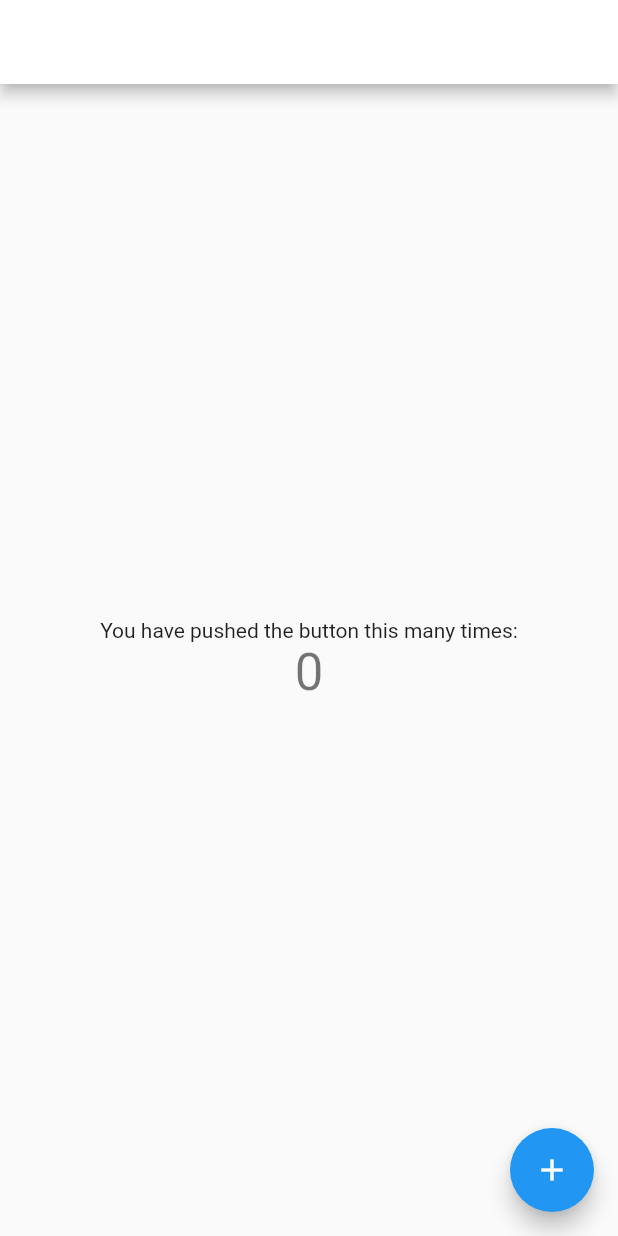
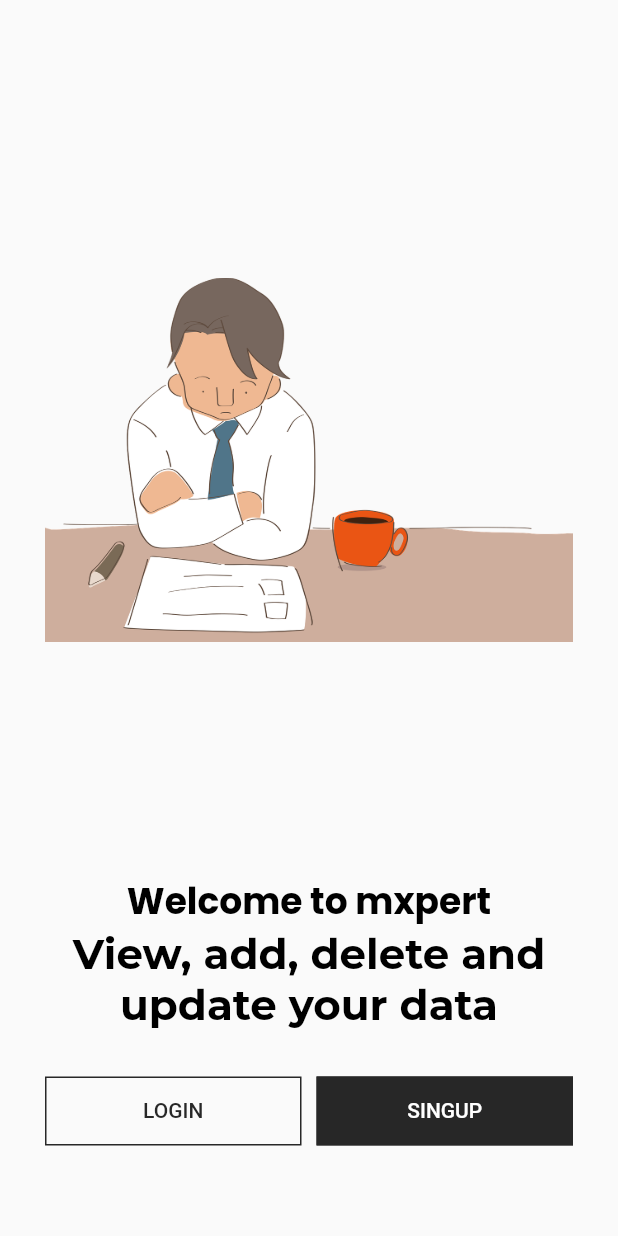
Before and after one commit to faizanlone666/mxpert, a Flutter app: the screen it shows after launch, on a phone screen of 412 x 824 dp. Run offline on Flutter 3.47's test engine with Material 2 defaults, Android fonts, the phone set to English and light mode, and no system bars; our stand-ins replace get, google_fonts.

Commit message:
splash screen and welcome screen

```diff
--- a/lib/main.dart
+++ b/lib/main.dart
@@ -1,5 +1,6 @@
 import 'package:flutter/material.dart';
 import 'package:get/get.dart';
+import 'package:mxpert/src/features/splash_screen/splash_screen.dart';
 import 'package:mxpert/src/utils/theme/theme.dart';
 
 void main() {
@@ -17,95 +18,7 @@
       themeMode: ThemeMode.system,
       theme: FAppTheme.lightTheme,
       darkTheme: FAppTheme.darkTheme,
-      home: const MyHomePage(title: 'Flutter Demo Home Page'),
+      home: const SplashScreen(),
     );
   }
 }
-
-class MyHomePage extends StatefulWidget {
-  const MyHomePage({super.key, required this.title});
-
-  // This widget is the home page of your application. It is stateful, meaning
-  // that it has a State object (defined below) that contains fields that affect
-  // how it looks.
-
-  // This class is the configuration for the state. It holds the values (in this
-  // case the title) provided by the parent (in this case the App widget) and
-  // used by the build method of the State. Fields in a Widget subclass are
-  // always marked "final".
-
-  final String title;
-
-  @override
-  State<MyHomePage> createState() => _MyHomePageState();
-}
-
-class _MyHomePageState extends State<MyHomePage> {
-  int _counter = 0;
-
-  void _incrementCounter() {
-    setState(() {
-      // This call to setState tells the Flutter framework that something has
-      // changed in this State, which causes it to rerun the build method below
-      // so that the display can reflect the updated values. If we changed
-      // _counter without calling setState(), then the build method would not be
-      // called again, and so nothing would appear to happen.
-      _counter++;
-    });
-  }
-
-  @override
-  Widget build(BuildContext context) {
-    // This method is rerun every time setState is called, for instance as done
-    // by the _incrementCounter method above.
-    //
-    // The Flutter framework has been optimized to make rerunning build methods
-    // fast, so that you can just rebuild anything that needs updating rather
-    // than having to individually change instances of widgets.
-    return Scaffold(
-      appBar: AppBar(
-        // TRY THIS: Try changing the color here to a specific color (to
-        // Colors.amber, perhaps?) and trigger a hot reload to see the AppBar
-        // change color while the other colors stay the same.
-        backgroundColor: Theme.of(context).colorScheme.inversePrimary,
-        // Here we take the value from the MyHomePage object that was created by
-        // the App.build method, and use it to set our appbar title.
-        title: Text(widget.title),
-      ),
-      body: Center(
-        // Center is a layout widget. It takes a single child and positions it
-        // in the middle of the parent.
-        child: Column(
-          // Column is also a layout widget. It takes a list of children and
-          // arranges them vertically. By default, it sizes itself to fit its
-          // children horizontally, and tries to be as tall as its parent.
-          //
-          // Column has various properties to control how it sizes itself and
-          // how it positions its children. Here we use mainAxisAlignment to
-          // center the children vertically; the main axis here is the vertical
-          // axis because Columns are vertical (the cross axis would be
-          // horizontal).
-          //
-          // TRY THIS: Invoke "debug painting" (choose the "Toggle Debug Paint"
-          // action in the IDE, or press "p" in the console), to see the
-          // wireframe for each widget.
-          mainAxisAlignment: MainAxisAlignment.center,
-          children: <Widget>[
-            const Text(
-              'You have pushed the button this many times:',
-            ),
-            Text(
-              '$_counter',
-              style: Theme.of(context).textTheme.headlineMedium,
-            ),
-          ],
-        ),
-      ),
-      floatingActionButton: FloatingActionButton(
-        onPressed: _incrementCounter,
-        tooltip: 'Increment',
-        child: const Icon(Icons.add),
-      ), // This trailing comma makes auto-formatting nicer for build methods.
-    );
-  }
-}
--- /dev/null
+++ b/lib/src/common_widgets/fade_in_animation/animation_design.dart
@@ -0,0 +1,43 @@
+import 'dart:ffi';
+
+import 'package:flutter/material.dart';
+import 'package:get/get.dart';
+import 'package:mxpert/src/common_widgets/fade_in_animation/fade_in_animation_controller.dart';
+import 'package:mxpert/src/common_widgets/fade_in_animation/fade_in_animation_model.dart';
+
+class FFadeInAnimation extends StatelessWidget {
+  FFadeInAnimation(
+      {super.key,
+      required this.child,
+      required this.durationInMs,
+      this.animate});
+
+  final splashController = Get.put(FadeInAnimationController());
+  final Widget child;
+  final int durationInMs;
+  final FAnimatePosition? animate;
+
+  @override
+  Widget build(BuildContext context) {
+    return Obx(() => AnimatedPositioned(
+          duration: Duration(milliseconds: durationInMs),
+          top: splashController.animate.value
+              ? animate!.topAfter
+              : animate!.topBefore,
+          left: splashController.animate.value
+              ? animate!.leftAfter
+              : animate!.leftBefore,
+          bottom: splashController.animate.value
+              ? animate!.bottomAfter
+              : animate!.bottomBefore,
+          right: splashController.animate.value
+              ? animate!.rightAfter
+              : animate!.rightBefore,
+          child: AnimatedOpacity(
+            duration: Duration(milliseconds: durationInMs),
+            opacity: splashController.animate.value ? 1 : 0,
+            child: child,
+          ),
+        ));
+  }
+}
--- /dev/null
+++ b/lib/src/common_widgets/fade_in_animation/fade_in_animation_controller.dart
@@ -0,0 +1,23 @@
+import 'package:flutter/cupertino.dart';
+import 'package:get/get.dart';
+import 'package:mxpert/src/features/welcome_screen/welcome_screen.dart';
+
+class FadeInAnimationController extends GetxController {
+  static FadeInAnimationController get find => Get.find();
+
+  RxBool animate = false.obs;
+
+  Future fadeInAnimation() async {
+    await Future.delayed(const Duration(milliseconds: 500));
+    animate.value = true;
+    await Future.delayed(const Duration(milliseconds: 3000));
+    animate.value = false;
+    await Future.delayed(const Duration(milliseconds: 2000));
+    Get.offAll(() => const WelcomeScreen());
+  }
+
+  Future fadeOutAnimation() async {
+    await Future.delayed(const Duration(milliseconds: 500));
+    animate.value = true;
+  }
+}
--- /dev/null
+++ b/lib/src/common_widgets/fade_in_animation/fade_in_animation_model.dart
@@ -0,0 +1,14 @@
+class FAnimatePosition {
+  final double? topBefore, leftBefore, bottomBefore, rightBefore;
+  final double? topAfter, leftAfter, bottomAfter, rightAfter;
+
+  FAnimatePosition(
+      {this.topBefore,
+      this.leftBefore,
+      this.bottomBefore,
+      this.rightBefore,
+      this.topAfter,
+      this.leftAfter,
+      this.bottomAfter,
+      this.rightAfter});
+}
--- /dev/null
+++ b/lib/src/constants/colors.dart
@@ -0,0 +1,11 @@
+/* --  LIST OF COLORS  -- */
+
+import 'dart:ui';
+
+const fPrimaryColor = Color(0xFFFFE400);
+const fSecondaryColor = Color(0xFF272727);
+const fAccentColor = Color(0xFF001BFF);
+
+const fCardBgColor = Color(0xFFF7F6F1);
+const fWhiteColor = Color(0xffffffff);
+const tDarkColor = Color(0xFF000000);
--- /dev/null
+++ b/lib/src/constants/image_strings.dart
@@ -0,0 +1,9 @@
+
+/* --  APP IMAGE STRINGS  -- */
+
+// splash screen images
+const String fSplashTopIcon = "assets/images/splash_images/drop.png";
+const String fSplashImage = "assets/images/splash_images/workplace.png";
+
+// welcome screen images
+const String fWelcomeScreenImage = "assets/images/welcome_images/welcome-screen-image.png";
--- /dev/null
+++ b/lib/src/constants/sizes.dart
@@ -0,0 +1,6 @@
+
+/* --  APP DEFAULT SIZES  -- */
+
+const fDefaultSize = 30.0;
+const fSplashContainerSize = 30.0;
+const tButtonHeight = 15.0;
--- /dev/null
+++ b/lib/src/constants/text_strings.dart
@@ -0,0 +1,13 @@
+/* --  APP TEXT STRINGS  -- */
+
+//Generic text
+const String fLogin = "Login";
+const String fSignup = "Singup";
+//splash screen text
+const String fAppName = ".mxpert";
+const String fAppTagLine = "Store All Data \n In One Place.";
+
+//welcome screen text
+
+const fWelcomeTitle = "Welcome to mxpert";
+const tWelcomeSubTitle = "View, add, delete and update your data ";
--- /dev/null
+++ b/lib/src/features/splash_screen/splash_screen.dart
@@ -0,0 +1,73 @@
+import 'package:flutter/material.dart';
+import 'package:get/get.dart';
+import 'package:mxpert/src/common_widgets/fade_in_animation/animation_design.dart';
+import 'package:mxpert/src/common_widgets/fade_in_animation/fade_in_animation_controller.dart';
+import 'package:mxpert/src/common_widgets/fade_in_animation/fade_in_animation_model.dart';
+import 'package:mxpert/src/constants/colors.dart';
+import 'package:mxpert/src/constants/image_strings.dart';
+import 'package:mxpert/src/constants/sizes.dart';
+import 'package:mxpert/src/constants/text_strings.dart';
+
+class SplashScreen extends StatelessWidget {
+  const SplashScreen({super.key});
+
+  @override
+  Widget build(BuildContext context) {
+    final controller = Get.put(FadeInAnimationController());
+    controller.fadeInAnimation();
+    return Scaffold(
+      body: Stack(
+        children: [
+          FFadeInAnimation(
+            durationInMs: 1600,
+            animate: FAnimatePosition(
+                topAfter: 0, topBefore: -30, leftBefore: -30, leftAfter: 0),
+            child: const Image(
+              image: AssetImage(fSplashTopIcon),
+              height: 110,
+            ),
+          ),
+          FFadeInAnimation(
+            durationInMs: 2000,
+            animate: FAnimatePosition(
+                topBefore: 110,
+                topAfter: 110,
+                leftAfter: fDefaultSize,
+                leftBefore: -80),
+            child: Column(
+              crossAxisAlignment: CrossAxisAlignment.start,
+              children: [
+                Text(fAppName, style: Theme.of(context).textTheme.displaySmall,),
+                Text(fAppTagLine, style: Theme.of(context).textTheme.displayMedium)
+              ],
+            ),
+          ),
+          FFadeInAnimation(
+              durationInMs: 2400,
+              animate: FAnimatePosition(bottomBefore: 0, bottomAfter: 200),
+              child: const Image(
+                image: AssetImage(fSplashImage),
+                height: 400,
+              )),
+          FFadeInAnimation(
+            durationInMs: 2400,
+            animate: FAnimatePosition(
+                bottomBefore: 0,
+                bottomAfter: 60,
+                rightBefore: fDefaultSize,
+                rightAfter: fDefaultSize),
+            child: Container(
+              width: fSplashContainerSize,
+              height: fSplashContainerSize,
+              decoration: BoxDecoration(
+                borderRadius: BorderRadius.circular(100),
+                color: fPrimaryColor,
+              ),
+
+            ),
+          )
+        ],
+      ),
+    );
+  }
+}
--- /dev/null
+++ b/lib/src/features/welcome_screen/welcome_screen.dart
@@ -0,0 +1,85 @@
+import 'package:flutter/material.dart';
+import 'package:get/get.dart';
+import 'package:mxpert/src/common_widgets/fade_in_animation/animation_design.dart';
+import 'package:mxpert/src/common_widgets/fade_in_animation/fade_in_animation_controller.dart';
+import 'package:mxpert/src/common_widgets/fade_in_animation/fade_in_animation_model.dart';
+import 'package:mxpert/src/constants/image_strings.dart';
+import 'package:mxpert/src/constants/sizes.dart';
+import 'package:mxpert/src/constants/text_strings.dart';
+
+class WelcomeScreen extends StatelessWidget {
+  const WelcomeScreen({super.key});
+
+  @override
+  Widget build(BuildContext context) {
+    final controller = Get.put(FadeInAnimationController());
+    controller.fadeOutAnimation();
+    var mediaQuery = MediaQuery.of(context);
+    var height = mediaQuery.size.height;
+    var brightness = mediaQuery.platformBrightness;
+    final isDarkMode = brightness == Brightness.dark;
+    return Scaffold(
+      body: Stack(
+        children: [
+          FFadeInAnimation(
+            durationInMs: 1200,
+            animate: FAnimatePosition(
+                bottomAfter: 0,
+                bottomBefore: -100,
+                topAfter: 0,
+                topBefore: 0,
+                leftBefore: 0,
+                leftAfter: 0,
+                rightAfter: 0,
+                rightBefore: 0),
+            child: Container(
+              padding: const EdgeInsets.all(fDefaultSize),
+              child: Column(
+                mainAxisAlignment: MainAxisAlignment.spaceEvenly,
+                children: [
+                  Hero(
+                      tag: 'welcome-image-tag',
+                      child: Image(
+                        image: const AssetImage(fWelcomeScreenImage),
+                        height: height * 0.6,
+                      )),
+                  Column(children: [
+                    Text(
+                      fWelcomeTitle,
+                      style: Theme.of(context).textTheme.displaySmall,
+                      textAlign: TextAlign.center,
+                    ),
+                    Text(
+                      tWelcomeSubTitle,
+                      style: Theme.of(context).textTheme.displayLarge,
+                      textAlign: TextAlign.center,
+                    ),
+                  ]),
+                  Row(
+                    children: [
+                      Expanded(
+                        child: OutlinedButton(
+                          onPressed: () {},
+                          child: Text(fLogin.toUpperCase()),
+                        ),
+                      ),
+                      const SizedBox(
+                        width: 10,
+                      ),
+                      Expanded(
+                        child: ElevatedButton(
+                          onPressed: () {},
+                          child: Text(fSignup.toUpperCase()),
+                        ),
+                      ),
+                    ],
+                  ),
+                ],
+              ),
+            ),
+          ),
+        ],
+      ),
+    );
+  }
+}
--- a/lib/src/utils/theme/theme.dart
+++ b/lib/src/utils/theme/theme.dart
@@ -1,16 +1,19 @@
 import 'package:flutter/material.dart';
-import 'package:google_fonts/google_fonts.dart';
-import 'package:mxpert/src/utils/theme/widget_themes/test_theme.dart';
+import 'package:mxpert/src/utils/theme/widget_themes/elevated_button_theme.dart';
+import 'package:mxpert/src/utils/theme/widget_themes/outlined_button_theme.dart';
+import 'package:mxpert/src/utils/theme/widget_themes/text_theme.dart';
 
 class FAppTheme {
+  FAppTheme._();
 
-  FAppTheme._();
   static ThemeData lightTheme = ThemeData(
       brightness: Brightness.light,
-      textTheme: FTextTheme.lightTextTheme
-  );
+      textTheme: FTextTheme.lightTextTheme,
+      outlinedButtonTheme: FOutlinedButtonTheme.lightOutlinedButtonTheme,
+      elevatedButtonTheme: FElevatedButtonTheme.lightElevatedButtonTheme);
   static ThemeData darkTheme = ThemeData(
       brightness: Brightness.dark,
-      textTheme: FTextTheme.darkTextTheme
-  );
+      textTheme: FTextTheme.darkTextTheme,
+      outlinedButtonTheme: FOutlinedButtonTheme.darkOutlinedButtonTheme,
+      elevatedButtonTheme: FElevatedButtonTheme.darkElevatedButtonTheme);
 }
--- /dev/null
+++ b/lib/src/utils/theme/widget_themes/elevated_button_theme.dart
@@ -0,0 +1,32 @@
+import 'package:flutter/material.dart';
+import 'package:mxpert/src/constants/colors.dart';
+import 'package:mxpert/src/constants/sizes.dart';
+
+class FElevatedButtonTheme{
+
+  FElevatedButtonTheme._();
+
+  //Light theme
+  static final lightElevatedButtonTheme = ElevatedButtonThemeData(
+    style: ElevatedButton.styleFrom(
+      elevation: 0,
+      shape: const RoundedRectangleBorder(),
+      foregroundColor: fWhiteColor,
+      backgroundColor: fSecondaryColor,
+      side: const BorderSide(color: fSecondaryColor),
+      padding: const EdgeInsets.symmetric(vertical: tButtonHeight),
+    ),
+  );
+
+  //Dark Theme
+  static final darkElevatedButtonTheme = ElevatedButtonThemeData(
+    style: ElevatedButton.styleFrom(
+      elevation: 0,
+      shape: const RoundedRectangleBorder(),
+      foregroundColor: fSecondaryColor,
+      backgroundColor: fWhiteColor,
+      side: const BorderSide(color: fSecondaryColor),
+      padding: const EdgeInsets.symmetric(vertical: tButtonHeight),
+    ),
+  );
+}
--- /dev/null
+++ b/lib/src/utils/theme/widget_themes/outlined_button_theme.dart
@@ -0,0 +1,28 @@
+import 'package:flutter/material.dart';
+import 'package:mxpert/src/constants/colors.dart';
+import 'package:mxpert/src/constants/sizes.dart';
+
+class FOutlinedButtonTheme{
+  FOutlinedButtonTheme._();
+
+  // Light theme
+  static final lightOutlinedButtonTheme = OutlinedButtonThemeData(
+    style: OutlinedButton.styleFrom(
+      shape: const RoundedRectangleBorder(),
+      foregroundColor: fSecondaryColor,
+      side: const BorderSide(color: fSecondaryColor),
+      padding: const EdgeInsets.symmetric(vertical: tButtonHeight),
+    ),
+  );
+
+  // Dark theme
+  static final darkOutlinedButtonTheme = OutlinedButtonThemeData(
+    style: OutlinedButton.styleFrom(
+      shape: const RoundedRectangleBorder(),
+      foregroundColor: fWhiteColor,
+      side: const BorderSide(color: fWhiteColor),
+      padding: const EdgeInsets.symmetric(vertical: tButtonHeight),
+    ),
+  );
+
+}
--- a/lib/src/utils/theme/widget_themes/test_theme.dart
+++ /dev/null
@@ -1,11 +0,0 @@
-import 'package:flutter/material.dart';
-import 'package:google_fonts/google_fonts.dart';
-
-class FTextTheme {
-  static TextTheme lightTextTheme = TextTheme(
-      displayMedium: GoogleFonts.montserrat(color: Colors.black87),
-      titleSmall: GoogleFonts.poppins(color: Colors.black54, fontSize: 24));
-  static TextTheme darkTextTheme = TextTheme(
-      displayMedium: GoogleFonts.montserrat(color: Colors.white70),
-      titleSmall: GoogleFonts.poppins(color: Colors.white60, fontSize: 24));
-}
--- /dev/null
+++ b/lib/src/utils/theme/widget_themes/text_theme.dart
@@ -0,0 +1,22 @@
+import 'package:flutter/material.dart';
+import 'package:google_fonts/google_fonts.dart';
+import 'package:mxpert/src/constants/colors.dart';
+
+class FTextTheme {
+  static TextTheme lightTextTheme = TextTheme(
+      displayLarge: GoogleFonts.montserrat(fontSize: 28.0, fontWeight: FontWeight.bold, color: tDarkColor),
+      displayMedium: GoogleFonts.montserrat(fontSize: 24.0, fontWeight: FontWeight.w700,color: tDarkColor),
+      displaySmall: GoogleFonts.poppins(fontSize: 24.0, fontWeight: FontWeight.w700,color: tDarkColor),
+      headlineMedium: GoogleFonts.poppins(fontSize: 16.0, fontWeight: FontWeight.w600,color: tDarkColor),
+      titleLarge: GoogleFonts.poppins(fontSize: 14.0, fontWeight: FontWeight.w600,color: tDarkColor),
+      bodyLarge: GoogleFonts.poppins(fontSize: 14.0, fontWeight: FontWeight.normal,color: tDarkColor),
+      bodyMedium: GoogleFonts.poppins(fontSize: 14.0, fontWeight: FontWeight.normal,color: tDarkColor));
+  static TextTheme darkTextTheme = TextTheme(
+      displayLarge: GoogleFonts.montserrat(fontSize: 28.0, fontWeight: FontWeight.bold, color: fWhiteColor),
+      displayMedium: GoogleFonts.montserrat(fontSize: 24.0, fontWeight: FontWeight.w700,color: fWhiteColor),
+      displaySmall: GoogleFonts.poppins(fontSize: 24.0, fontWeight: FontWeight.w700,color: fWhiteColor),
+      headlineMedium: GoogleFonts.poppins(fontSize: 16.0, fontWeight: FontWeight.w600,color: fWhiteColor),
+      titleLarge: GoogleFonts.poppins(fontSize: 14.0, fontWeight: FontWeight.w600,color: fWhiteColor),
+      bodyLarge: GoogleFonts.poppins(fontSize: 14.0, fontWeight: FontWeight.normal,color: fWhiteColor),
+      bodyMedium: GoogleFonts.poppins(fontSize: 14.0, fontWeight: FontWeight.normal,color: fWhiteColor));
+}
--- a/pubspec.yaml
+++ b/pubspec.yaml
@@ -21,6 +21,8 @@
 flutter:
   assets:
     - assets/images/
+    - assets/images/splash_images/
+    - assets/images/welcome_images/
 
 
 
```
Also changed, not shown: assets/images/splash_images/splash.png (added), assets/images/splash_images/splash_screen.png (added), assets/images/splash_images/workplace.png (added), assets/images/welcome_images/welcome-screen-image.png (renamed from assets/images/splash_images/welcome-screen-image.png).
